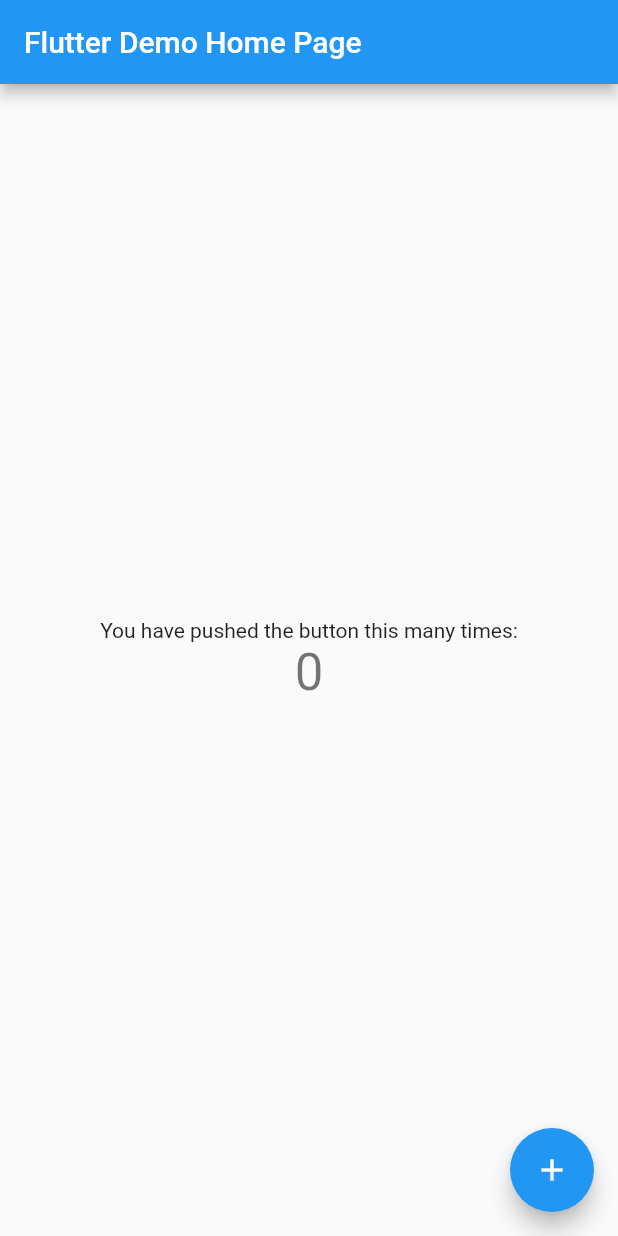
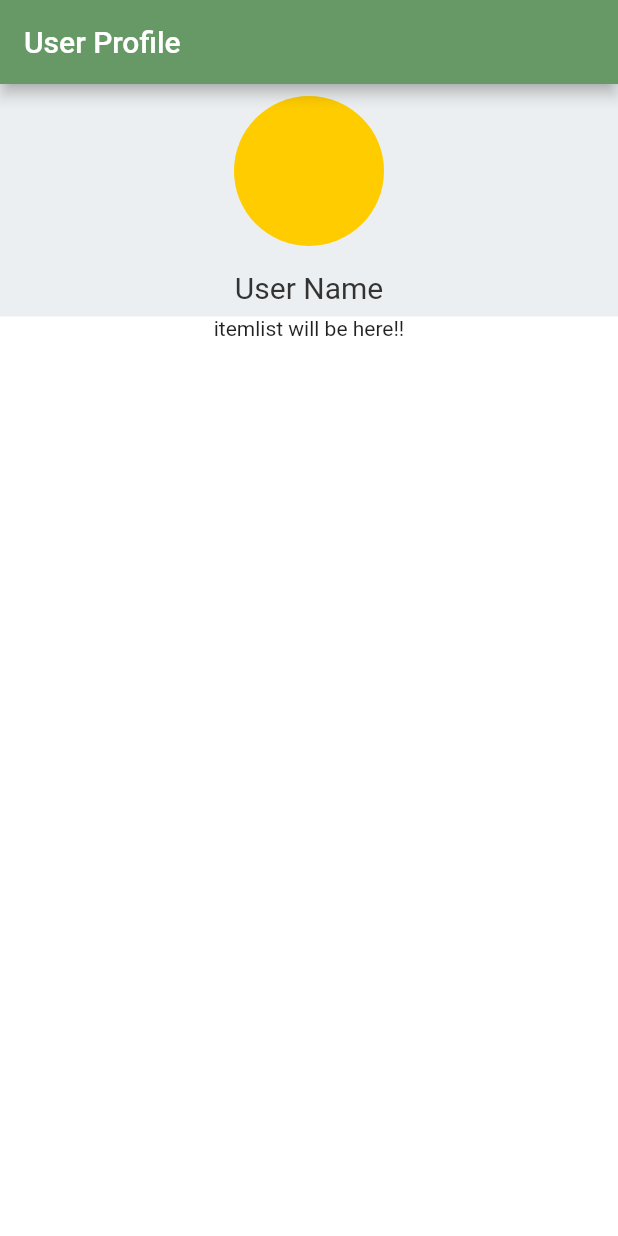
Before and after one commit to esraa-torky/GoShare, a Flutter app: the screen it shows after launch, on a phone screen of 412 x 824 dp. Run offline on Flutter 3.47's test engine with Material 2 defaults, Android fonts, the phone set to English and light mode, and no system bars.

Commit message:
UserProfile.dart changed

```diff
--- a/lib/UserProfile.dart
+++ b/lib/UserProfile.dart
@@ -0,0 +1,53 @@
+import 'dart:developer';
+
+import 'package:flutter/material.dart';
+var colors=creatingColors();
+class UserProfile extends StatefulWidget {
+  @override
+  _UserProfileState createState() => _UserProfileState();
+}
+
+class _UserProfileState extends State<UserProfile> {
+
+
+  @override
+  Widget build(BuildContext context) {
+
+    return Center(child: Scaffold(backgroundColor:Colors.white,
+      appBar: AppBar(backgroundColor: colors[0],title: Text('User Profile'),),
+      body: Column( children:<Widget> [userPhoto(),Text('itemlist will be here!!')]
+    ),
+    ),);
+  }
+  Container userPhoto(){
+    return Container(
+      color: Colors.blueGrey[50],
+      child: Column(mainAxisAlignment: MainAxisAlignment.start,
+        crossAxisAlignment: CrossAxisAlignment.start,
+        children:<Widget> [
+
+        Center(
+          child: Padding(
+            padding: const EdgeInsets.all(8.0),
+            child: CircleAvatar(
+            radius: 50,
+            backgroundColor: colors[1],
+      ),
+          ),),
+        Center(
+          child: Padding(
+            padding: const EdgeInsets.all(8.0),
+            child: Text('User Name',style: TextStyle(color: colors[2],fontSize: 20),),
+          ),
+        )]),
+    );
+  }
+
+}
+List creatingColors(){
+  var colors=[];
+  colors.add(Color(0xff669966));
+  colors.add(Color(0xffffcc00));
+  colors.add(Color(0xff333333));
+  return colors;
+}
--- a/lib/main.dart
+++ b/lib/main.dart
@@ -1,113 +1,5 @@
 import 'package:flutter/material.dart';
-
+import 'UserProfile.dart';
 void main() {
-  runApp(MyApp());
+  runApp(MaterialApp(home:UserProfile()));
 }
-
-class MyApp extends StatelessWidget {
-  // This widget is the root of your application.
-  @override
-  Widget build(BuildContext context) {
-    return MaterialApp(
-      title: 'Flutter Demo',
-      theme: ThemeData(
-        // This is the theme of your application.
-        //
-        // Try running your application with "flutter run". You'll see the
-        // application has a blue toolbar. Then, without quitting the app, try
-        // changing the primarySwatch below to Colors.green and then invoke
-        // "hot reload" (press "r" in the console where you ran "flutter run",
-        // or simply save your changes to "hot reload" in a Flutter IDE).
-        // Notice that the counter didn't reset back to zero; the application
-        // is not restarted.
-        primarySwatch: Colors.blue,
-      ),
-      home: MyHomePage(title: 'Flutter Demo Home Page'),
-    );
-  }
-}
-
-class MyHomePage extends StatefulWidget {
-  MyHomePage({Key key, this.title}) : super(key: key);
-
-  // This widget is the home page of your application. It is stateful, meaning
-  // that it has a State object (defined below) that contains fields that affect
-  // how it looks.
-
-  // This class is the configuration for the state. It holds the values (in this
-  // case the title) provided by the parent (in this case the App widget) and
-  // used by the build method of the State. Fields in a Widget subclass are
-  // always marked "final".
-
-  final String title;
-
-  @override
-  _MyHomePageState createState() => _MyHomePageState();
-}
-
-class _MyHomePageState extends State<MyHomePage> {
-  int _counter = 0;
-
-  void _incrementCounter() {
-    setState(() {
-      // This call to setState tells the Flutter framework that something has
-      // changed in this State, which causes it to rerun the build method below
-      // so that the display can reflect the updated values. If we changed
-      // _counter without calling setState(), then the build method would not be
-      // called again, and so nothing would appear to happen.
-      _counter++;
-    });
-  }
-
-  @override
-  Widget build(BuildContext context) {
-    // This method is rerun every time setState is called, for instance as done
-    // by the _incrementCounter method above.
-    //
-    // The Flutter framework has been optimized to make rerunning build methods
-    // fast, so that you can just rebuild anything that needs updating rather
-    // than having to individually change instances of widgets.
-    return Scaffold(
-      appBar: AppBar(
-        // Here we take the value from the MyHomePage object that was created by
-        // the App.build method, and use it to set our appbar title.
-        title: Text(widget.title),
-      ),
-      body: Center(
-        // Center is a layout widget. It takes a single child and positions it
-        // in the middle of the parent.
-        child: Column(
-          // Column is also a layout widget. It takes a list of children and
-          // arranges them vertically. By default, it sizes itself to fit its
-          // children horizontally, and tries to be as tall as its parent.
-          //
-          // Invoke "debug painting" (press "p" in the console, choose the
-          // "Toggle Debug Paint" action from the Flutter Inspector in Android
-          // Studio, or the "Toggle Debug Paint" command in Visual Studio Code)
-          // to see the wireframe for each widget.
-          //
-          // Column has various properties to control how it sizes itself and
-          // how it positions its children. Here we use mainAxisAlignment to
-          // center the children vertically; the main axis here is the vertical
-          // axis because Columns are vertical (the cross axis would be
-          // horizontal).
-          mainAxisAlignment: MainAxisAlignment.center,
-          children: <Widget>[
-            Text(
-              'You have pushed the button this many times:',
-            ),
-            Text(
-              '$_counter',
-              style: Theme.of(context).textTheme.headline4,
-            ),
-          ],
-        ),
-      ),
-      floatingActionButton: FloatingActionButton(
-        onPressed: _incrementCounter,
-        tooltip: 'Increment',
-        child: Icon(Icons.add),
-      ), // This trailing comma makes auto-formatting nicer for build methods.
-    );
-  }
-}
```
